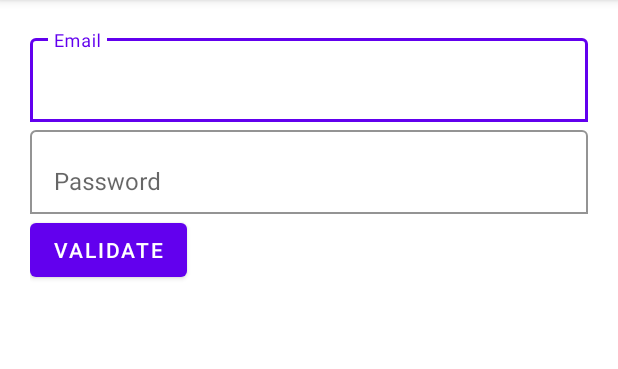
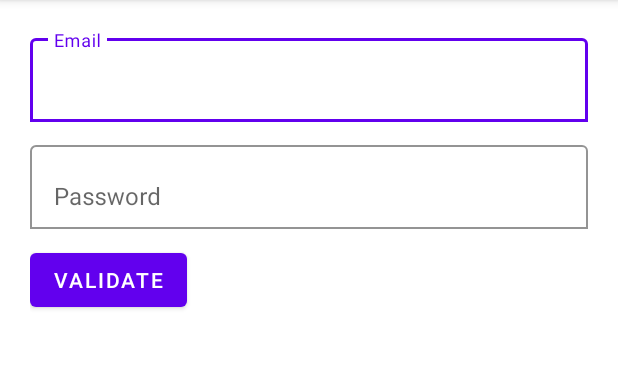
Before and after one commit to utsavdotpro/MaterialEditTextLibrary, an Android app: the screen it shows after launch (MainActivity), on a phone screen of 412 x 824 dp, the part 84-453 px from its top. Run offline under Robolectric (Android 15) with nearby library versions, the phone set to English and light mode, and no system bars.

```diff
--- a/app/src/main/res/layout/activity_main.xml
+++ b/app/src/main/res/layout/activity_main.xml
@@ -13,6 +13,7 @@
     android:layout_width="match_parent"
     android:layout_height="wrap_content"
     app:met_errorMessage="Email can't be empty!"
+    android:layout_marginBottom="10dp"
     app:met_required="true"
     app:met_hint="Email" />
 
@@ -21,6 +22,7 @@
     android:layout_width="match_parent"
     android:layout_height="wrap_content"
     app:met_errorMessage="Password can't be empty!"
+    android:layout_marginBottom="10dp"
     app:met_required="true"
     app:met_hint="Password" />
 
```
Also changed, not shown: 1 other file.
